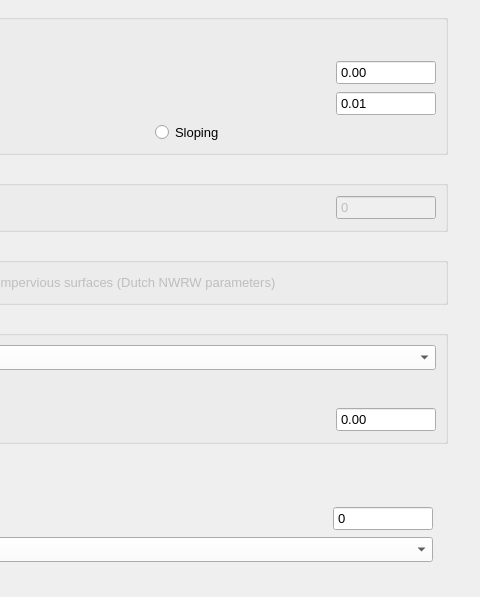
The window that threedi_api_qgis_client/ui/new_schematisation_wizard/page_schema_settings.ui (nens/threedi-api-qgis-client) describes before a commit, drawn with Qt 5; both pictures show x 520 to 1000 and y 103 to 700 of the 1000 by 700 pixel window.
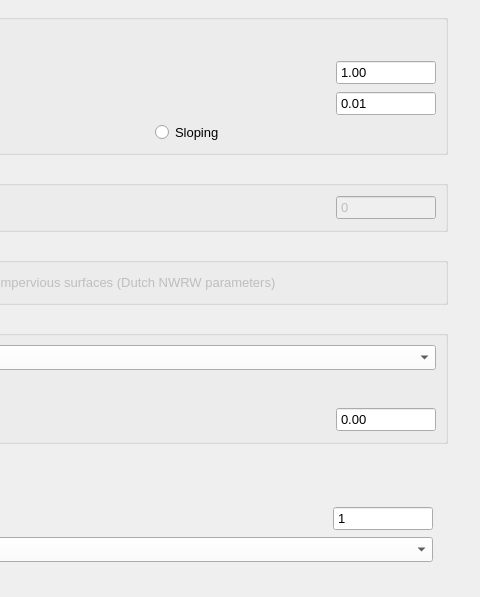
The same window after the commit. Custom widgets are drawn as their Qt base class.

Patch:
```diff
--- a/threedi_api_qgis_client/ui/new_schematisation_wizard/page_schema_settings.ui
+++ b/threedi_api_qgis_client/ui/new_schematisation_wizard/page_schema_settings.ui
@@ -182,6 +182,9 @@
            <property name="buttonSymbols">
             <enum>QAbstractSpinBox::NoButtons</enum>
            </property>
+           <property name="minimum">
+            <number>1</number>
+           </property>
           </widget>
          </item>
         </layout>
@@ -387,6 +390,12 @@
            <property name="buttonSymbols">
             <enum>QAbstractSpinBox::NoButtons</enum>
            </property>
+           <property name="minimum">
+            <double>0.010000000000000</double>
+           </property>
+           <property name="value">
+            <double>1.000000000000000</double>
+           </property>
           </widget>
          </item>
         </layout>
```
